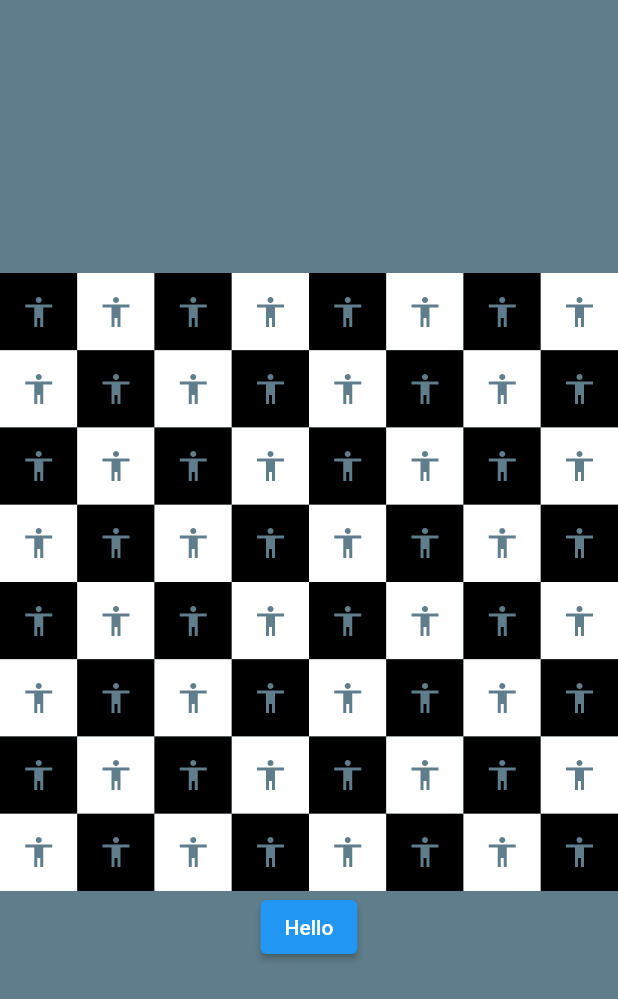
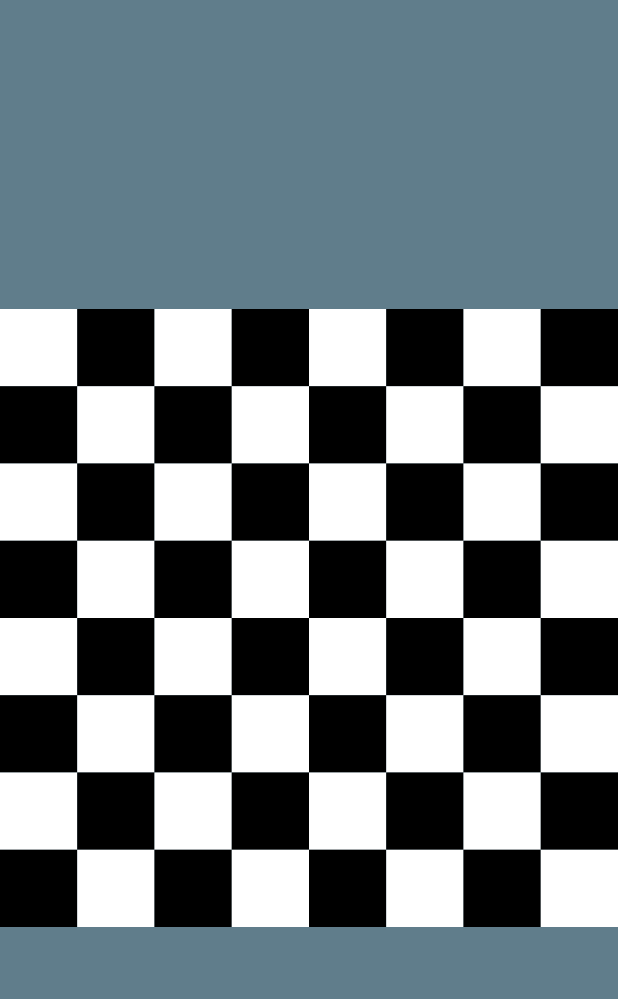
Before and after one commit to sjohan99/flutter-chess, a Flutter app: the screen it shows after launch, on a phone screen of 412 x 824 dp. Shown: the top 999 px of the screen. Run offline on Flutter 3.47's test engine with Material 2 defaults, Android fonts, the phone set to English and light mode, and no system bars.

Commit message:
board now draws correct, able to (un)select squares

```diff
--- a/lib/chess_view.dart
+++ b/lib/chess_view.dart
@@ -8,11 +8,37 @@ class Board extends StatefulWidget {
 }
 
 class _BoardState extends State<Board> {
-  double squareSize(BuildContext context) =>
-      MediaQuery.of(context).size.width / 8;
+  final Color whitePiecesColor = Colors.white;
+  final Color blackPiecesColor = Colors.black;
+  final Color selectColor = Colors.yellow;
 
-  Column generateColumn(
-      bool even, Color color1, Color color2, double size, int startNumber) {
+  int selected = 0;
+
+  double squareSize(BuildContext context) => MediaQuery.of(context).size.width / 8;
+
+  bool isSelected(int id) {
+    return selected == id;
+  }
+
+  Color getColor(cellId) {
+    int columnOffset = 0;
+    if ((cellId > 8 && cellId <= 16) || (cellId > 24 && cellId <= 32) || (cellId > 40 && cellId <= 48) || (cellId > 56)) {
+      columnOffset = 1;
+    }
+    Color color = getCorrectBaseColorFromPosition(cellId, columnOffset);
+
+    if (isSelected(cellId)) {
+      return Color.alphaBlend(Colors.yellow.withOpacity(0.4), color);
+    }
+    return color;
+  }
+
+  Color getCorrectBaseColorFromPosition(id, int columnOffset) {
+    Color color = (id + columnOffset) % 2 == 0 ? blackPiecesColor : whitePiecesColor;
+    return color;
+  }
+
+  Column generateColumn(bool even, Color color1, Color color2, double size, int startNumber) {
     if (even) {
       Color tmp = color1;
       color1 = color2;
@@ -38,17 +64,15 @@ class _BoardState extends State<Board> {
   GestureDetector generateContainer(Color color, double size, int id) {
     return GestureDetector(
       onTap: () {
-        debugPrint('clicked $id');
+        debugPrint('$id');
+        setState(() {
+          selected = selected == id ? 0 : id;
+        });
       },
       child: Container(
-        color: color,
+        color: getColor(id),
         width: size,
         height: size,
-        child: const Center(
-            child: Icon(
-          Icons.accessibility_outlined,
-          color: Colors.blueGrey,
-        )),
       ),
     );
   }
@@ -71,8 +95,7 @@ class _BoardState extends State<Board> {
       body: Column(
         mainAxisAlignment: MainAxisAlignment.center,
         children: [
-          generateBoard(Colors.white, Colors.black, squareSize(context)),
-          ElevatedButton(onPressed: () {}, child: const Text('Hello'))
+          generateBoard(whitePiecesColor, blackPiecesColor, squareSize(context)),
         ],
       ),
     );
```
